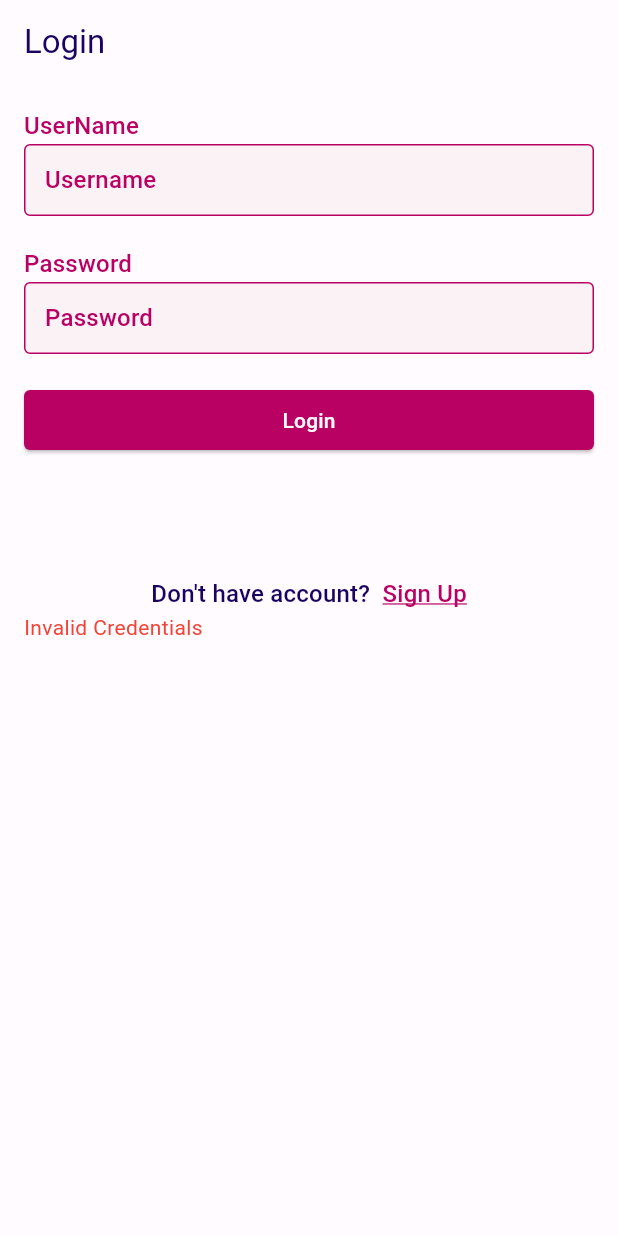
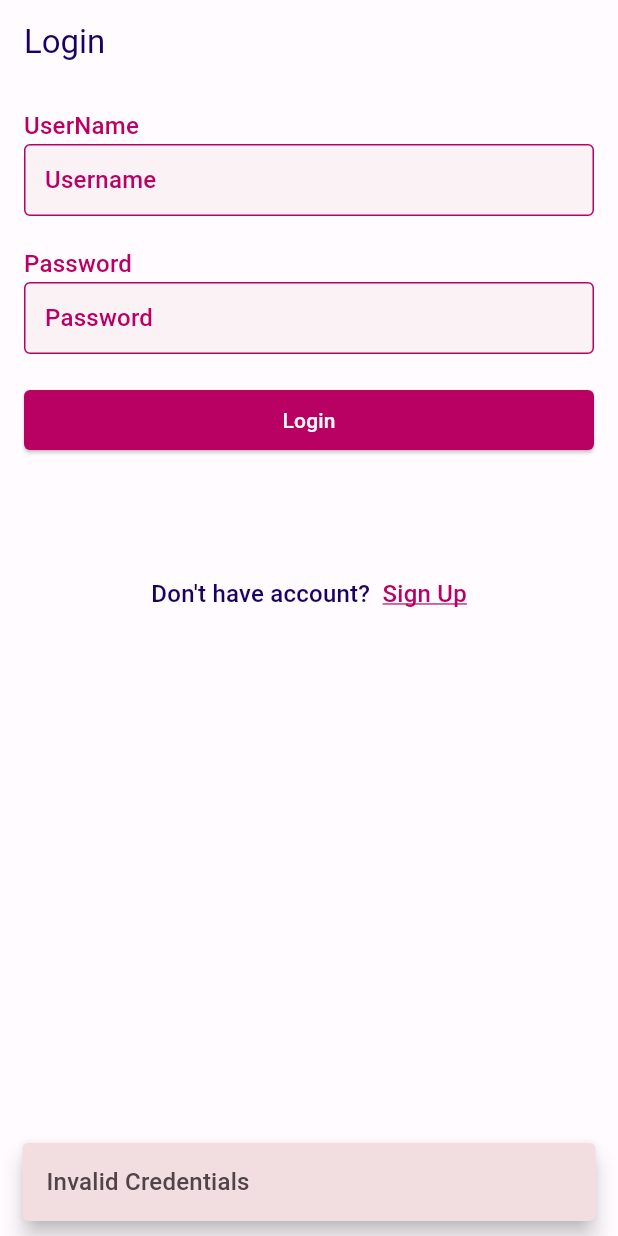
Before and after one commit to SandeshPAUDELs/income_expense_app, a Flutter app: the screen it shows after launch, after a tap on "Login", on a phone screen of 412 x 824 dp. Run offline on Flutter 3.47's test engine with Material 3 defaults, Android fonts, the phone set to English and light mode, and no system bars; our stand-ins replace device_preview, shared_preferences; accounts and stored records are empty; network calls fail.

Commit message:
ADDED things like snackbar dropdown etc ..

```diff
--- a/lib/main.dart
+++ b/lib/main.dart
@@ -169,7 +169,7 @@ class RegisterScreen extends StatelessWidget {
                   final AddUser user =
                       AddUser(username: username, password: password);
                   Provider.of<AuthViewModel>(context, listen: false)
-                      .addUser(user);
+                      .addUser(user, context);
                   // Provider.of<AuthViewModel>(context, listen: false).login(username, password, context);
                 },
                 style: ElevatedButton.styleFrom(
--- /dev/null
+++ b/lib/styles/snackbar.dart
@@ -0,0 +1,20 @@
+import 'package:flutter/material.dart';
+
+class SnackBarTheme {
+  static void showSnackBar(BuildContext context, String text) {
+    ScaffoldMessenger.of(context).showSnackBar(
+      SnackBar(
+        content: Text(
+          text,
+          style: Theme.of(context).textTheme.titleMedium!.copyWith(
+                color: Theme.of(context).colorScheme.onSurfaceVariant,
+              ),
+        ),
+        backgroundColor: Theme.of(context).colorScheme.surfaceVariant,
+        behavior: SnackBarBehavior.floating,
+        duration: const Duration(milliseconds: 2000),
+
+      ),
+    );
+  }
+}
--- a/lib/view/expense_screen.dart
+++ b/lib/view/expense_screen.dart
@@ -105,7 +105,7 @@ class Expense extends StatelessWidget {
                         children: <Widget>[
                           IconButton(
                             onPressed: () => expenseViewModel
-                                .deleteExpense(expense.id)
+                                .deleteExpense(expense.id, context)
                                 .then((value) =>
                                     expenseViewModel.fetchExpenses()),
                             icon: Icon(
--- a/lib/view/login_screen.dart
+++ b/lib/view/login_screen.dart
@@ -114,6 +114,8 @@ class LoginScreen extends StatelessWidget {
 
                   Provider.of<AuthViewModel>(context, listen: false)
                       .login(username, password, context);
+
+
                 },
                 style: ElevatedButton.styleFrom(
                   foregroundColor: Theme.of(context).colorScheme.onPrimary,
@@ -159,22 +161,7 @@ class LoginScreen extends StatelessWidget {
                 )
               ],
             ),
-            Consumer<AuthViewModel>(
-              builder: (context, authViewModel, child) {
-                if (authViewModel.authenticatedUser != null) {
-                  return Text(
-                      'Logged in as: ${authViewModel.authenticatedUser!.username}');
-                } else if (authViewModel.errorMessage.isNotEmpty) {
-                  return Text(
-                    authViewModel.errorMessage,
-                    style: const TextStyle(color: Colors.red),
-                  );
-                } else {
-                  return Container();
-                }
-              },
-            ),
-            // TextButton(onPressed: Navigator.of(context).pushReplacement(RegisterScreen), child: Text('Register')),
+
           ],
         ),
       ),
--- a/lib/view_models/user_vm.dart
+++ b/lib/view_models/user_vm.dart
@@ -1,25 +1,23 @@
 import 'package:finance_app/app_services/network_handler.dart';
 import 'package:finance_app/data/network_services/user_service.dart';
 import 'package:finance_app/model/data.dart';
+import 'package:finance_app/styles/snackbar.dart';
 import 'package:finance_app/view/home_screen.dart';
+import 'package:finance_app/view/login_screen.dart';
 import 'package:flutter/material.dart';
 import 'package:shared_preferences/shared_preferences.dart';
 
 class AuthViewModel extends ChangeNotifier {
-    String _newUserDetails = '';
-  String get newUserDetails => _newUserDetails;
-  void setNewUserDetails(String value) {
-    _newUserDetails = value;
-    notifyListeners();
-  }
-
   final UserService _authService = UserService();
   AuthenticatedUser? _authenticatedUser;
   AuthenticatedUser? get authenticatedUser => _authenticatedUser;
   String _errorMessage = '';
   String get errorMessage => _errorMessage;
+  String _successMessage = '';
+  String get successMessage => _successMessage;
 
-  Future<void> login(String username, String password, BuildContext context) async {
+  Future<void> login(
+      String username, String password, BuildContext context) async {
     var response = await _authService.login(username, password);
     if (response != null) {
       _authenticatedUser = response;
@@ -29,28 +27,44 @@ class AuthViewModel extends ChangeNotifier {
       SharedPreferences prefs = await SharedPreferences.getInstance();
       await prefs.setString('token', _authenticatedUser!.token);
 
-      _errorMessage = '';
+      _successMessage = 'YOu are logged in ';
 
       Navigator.of(context).pushReplacement(
         MaterialPageRoute(builder: (context) => HomeScreen()),
       );
+      SnackBarTheme.showSnackBar(context, _successMessage);
     } else {
       _errorMessage = 'Invalid Credentials';
-      print('Error: $_errorMessage');
+      SnackBarTheme.showSnackBar(context, _errorMessage);
     }
     notifyListeners();
   }
 
   // code for adding user
-  Future<void> addUser(AddUser user) async {
+  String _newUserDetails = '';
+  String get newUserDetails => _newUserDetails;
+  void setNewUserDetails(String value) {
+    _newUserDetails = value;
+    notifyListeners();
+  }
+
+  Future<void> addUser(AddUser user, BuildContext context) async {
     var finalResponse = await UserService.addUser(user);
     if (finalResponse is Success) {
       setNewUserDetails(user.toJson().toString());
-      print(finalResponse.response);
+      _successMessage = "User Added Successfully";
+      SnackBarTheme.showSnackBar(context, _successMessage);
+      Navigator.of(context).pushReplacement(
+        MaterialPageRoute(builder: (context) => LoginScreen()),
+      );
+
+      // print(finalResponse.response);
       notifyListeners();
     } else if (finalResponse is Failure) {
-      print(finalResponse.code);
+      _errorMessage = "Failed to Add User";
+      SnackBarTheme.showSnackBar(context, _errorMessage);
 
+      // print(finalResponse.code);
     }
   }
 }
```
Also changed, not shown: lib/data/repositories/user_repo.dart (+6 -5 lines), lib/styles/dialogs.dart (added, +50 -0 lines), lib/styles/textfield.dart (added, +28 -0 lines), lib/view/income_screen.dart (+11 -2 lines), lib/view/post_transactions.dart (+98 -27 lines), lib/view_models/expense_vm.dart (+21 -6 lines), lib/view_models/income_vm.dart (+23 -16 lines).
